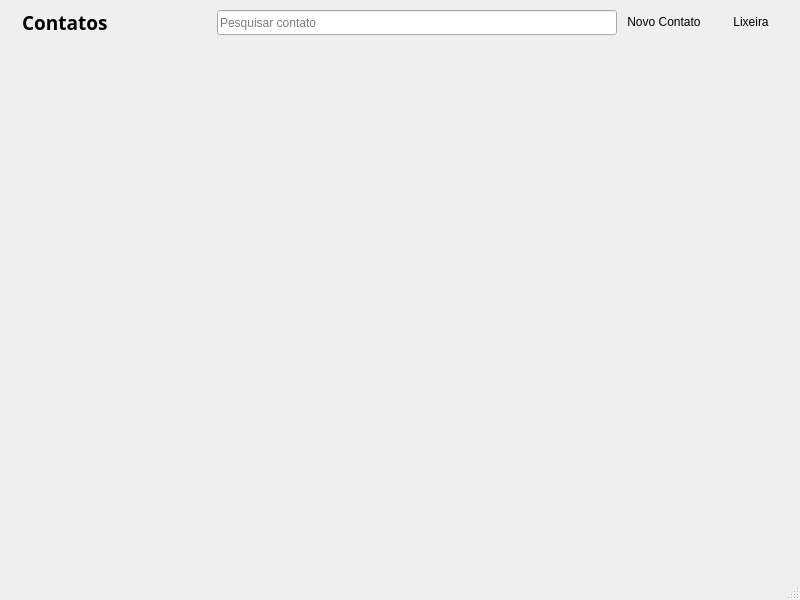
Above: view/main_window.ui from Gusrrocha/Agenda-de-Contatos before the change. Below: the same form after it.
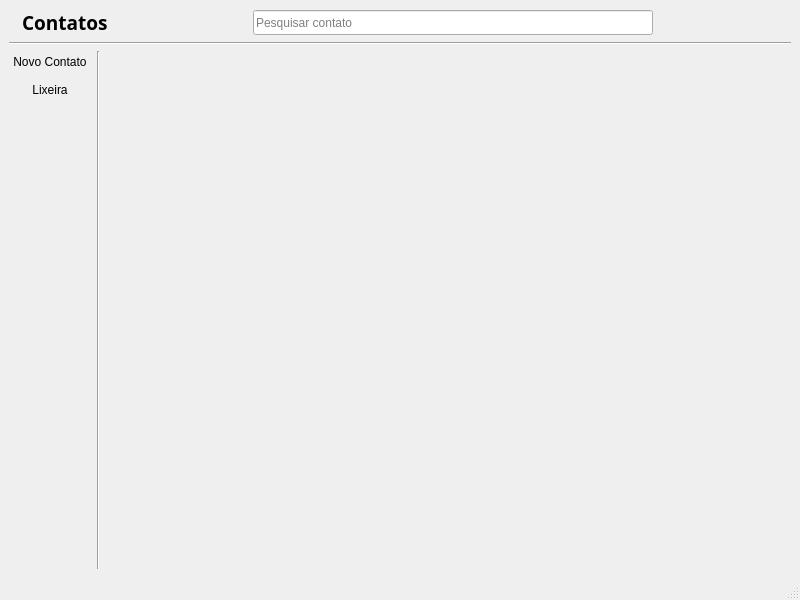
That is the form after the change. Icons and pictures are not drawn.

```diff
--- a/view/main_window.ui
+++ b/view/main_window.ui
@@ -14,7 +14,7 @@
    <string>MainWindow</string>
   </property>
   <widget class="QWidget" name="centralwidget">
-   <layout class="QVBoxLayout" name="verticalLayout">
+   <layout class="QVBoxLayout" name="verticalLayout_2">
     <item>
      <layout class="QHBoxLayout" name="horizontalLayout">
       <item>
@@ -78,6 +78,32 @@
        </widget>
       </item>
       <item>
+       <spacer name="horizontalSpacer_2">
+        <property name="orientation">
+         <enum>Qt::Horizontal</enum>
+        </property>
+        <property name="sizeHint" stdset="0">
+         <size>
+          <width>40</width>
+          <height>20</height>
+         </size>
+        </property>
+       </spacer>
+      </item>
+     </layout>
+    </item>
+    <item>
+     <widget class="Line" name="line_2">
+      <property name="orientation">
+       <enum>Qt::Horizontal</enum>
+      </property>
+     </widget>
+    </item>
+    <item>
+     <layout class="QGridLayout" name="gridLayout">
+      <item row="0" column="0">
+       <layout class="QVBoxLayout" name="verticalLayout">
+        <item>
        <widget class="QPushButton" name="novo_contato">
         <property name="text">
          <string>Novo Contato</string>
@@ -92,7 +118,7 @@
        </widget>
       </item>
       <item>
-       <widget class="QPushButton" name="pushButton">
+         <widget class="QPushButton" name="lixeira">
         <property name="text">
          <string>Lixeira</string>
         </property>
@@ -105,13 +131,36 @@
         </property>
        </widget>
       </item>
-     </layout>
-    </item>
     <item>
-     <widget class="QStackedWidget" name="stackedWidget">
-      <widget class="QWidget" name="page"/>
-      <widget class="QWidget" name="page_2"/>
-     </widget>
+         <spacer name="verticalSpacer">
+          <property name="orientation">
+           <enum>Qt::Vertical</enum>
+          </property>
+          <property name="sizeHint" stdset="0">
+           <size>
+            <width>20</width>
+            <height>40</height>
+           </size>
+          </property>
+         </spacer>
+        </item>
+       </layout>
+      </item>
+      <item row="0" column="2">
+       <widget class="QStackedWidget" name="painel">
+        <property name="currentIndex">
+         <number>-1</number>
+        </property>
+       </widget>
+      </item>
+      <item row="0" column="1">
+       <widget class="Line" name="line">
+        <property name="orientation">
+         <enum>Qt::Vertical</enum>
+        </property>
+       </widget>
+      </item>
+     </layout>
     </item>
    </layout>
   </widget>
```
Lines whose indentation alone changed are shown as unchanged.
